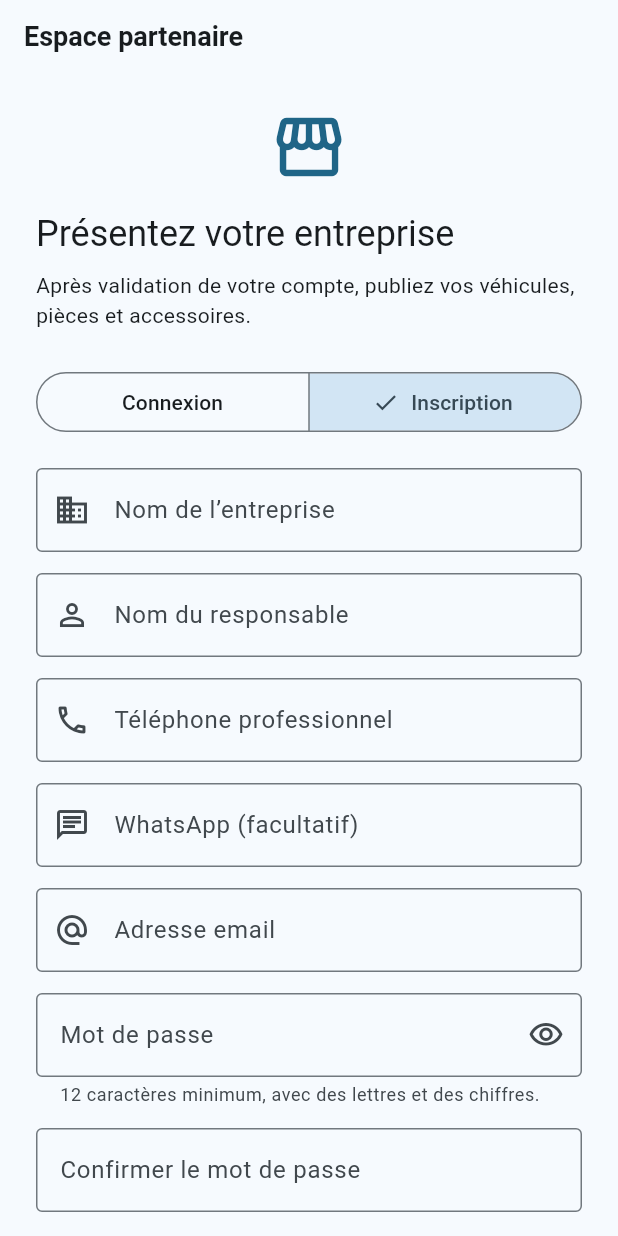
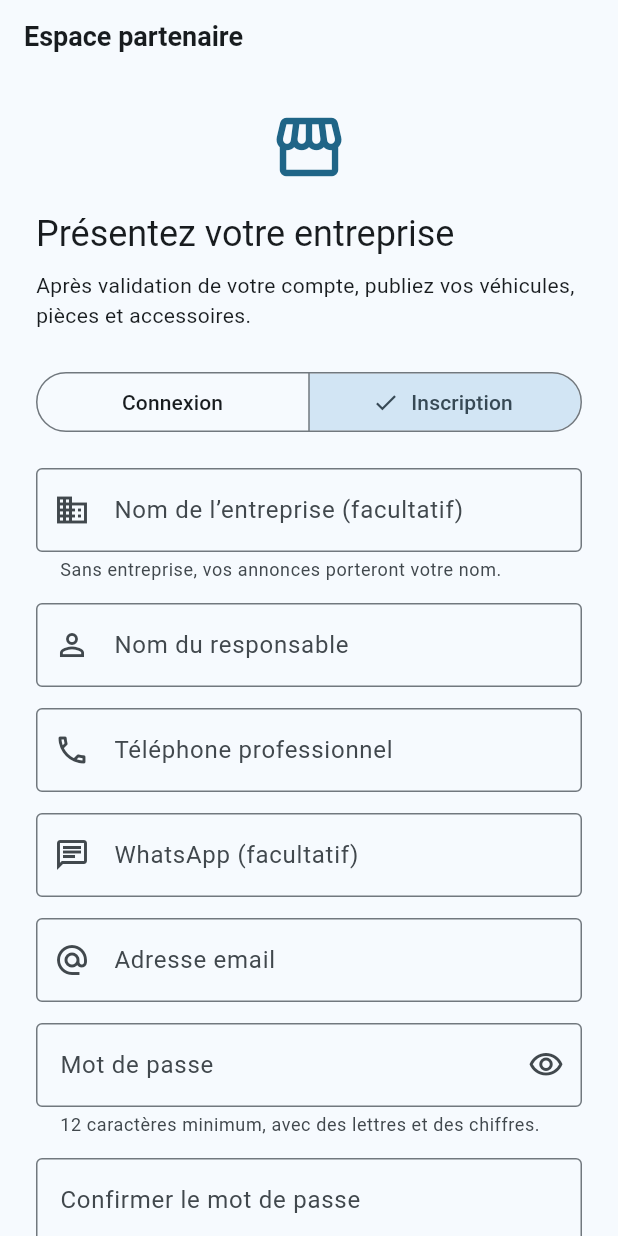
Before and after one commit to AchyOUATT/autoparc-mobile, a Flutter app: the PartnerAccountPage screen opened by its route, after a tap on "Se connecter", after a tap on "Inscription", on a phone screen of 412 x 824 dp. Run offline on Flutter 3.47's test engine with Material 3 defaults, Android fonts, the phone set to English and light mode, and no system bars; our stand-ins replace cached_network_image, dio, equatable, firebase_auth, firebase_core, firebase_messaging and 11 more; missing offline and left inert: image_picker_android, image_picker_platform_interface; accounts and stored records are empty; network calls fail; project files that could hold a hidden picture were left out.

Commit message:
Ne plus exiger le nom d'entreprise d'un partenaire
Le champ devient facultatif, et le formulaire ne l'envoie PAS quand il est
vide : « absent » et « vide » doivent arriver distinctement au serveur, une
chaine vide s'enregistrant comme un nom.

Un texte d'aide dit ce qui se passe alors — « Sans entreprise, vos annonces
porteront votre nom » — parce que c'est exactement ce que fait le serveur, qui
replie le nom public sur celui du responsable.

L'en-tete de l'espace partenaire se replie lui aussi, par `displayName` : un
titre vide ne dit rien a personne. Le profil prive, lui, continue de rendre
null, pour que le titulaire voie que le champ est vide plutot que son propre
nom recopie.

2 bancs de plus. Suite : 1838 bancs au vert, analyseur a 152.

Co-Authored-By: Claude Opus 5 <noreply@anthropic.com>

```diff
--- a/lib/features/partner_accounts/data/partner_repository.dart
+++ b/lib/features/partner_accounts/data/partner_repository.dart
@@ -27,6 +27,20 @@ class PartnerProfile {
   final Map<String, dynamic> user;
   final Map<String, dynamic> account;
   String get companyName => account['company_name']?.toString() ?? '';
+  String get contactName => account['contact_name']?.toString() ?? '';
+
+  /// Le nom à AFFICHER, qui n'est jamais vide.
+  ///
+  /// `company_name` est facultatif à l'inscription : un revendeur particulier
+  /// n'a pas de raison sociale. Le profil privé rend donc `null` — à dessein,
+  /// pour que le titulaire voie que le champ est vide plutôt que son propre
+  /// nom recopié. Mais un titre vide dans l'en-tête de l'espace partenaire ne
+  /// dit rien à personne, d'où ce repli, côté affichage seulement.
+  ///
+  /// La vitrine PUBLIQUE a le sien, côté serveur
+  /// (`PartnerListingPresentation::seller()`), parce que les téléphones déjà
+  /// installés lisent ce champ en `String` nu et ne peuvent pas se replier.
+  String get displayName => companyName.isNotEmpty ? companyName : contactName;
   String get status => account['status']?.toString() ?? 'pending';
   String? get reviewReason => account['review_reason']?.toString();
   bool get approved => status == 'approved';
--- a/lib/features/partner_accounts/presentation/partner_account_page.dart
+++ b/lib/features/partner_accounts/presentation/partner_account_page.dart
@@ -36,7 +36,12 @@ class _PartnerAccountPageState extends ConsumerState<PartnerAccountPage> {
     final notifier = ref.read(partnerSessionProvider.notifier);
     if (_register) {
       await notifier.register({
-        'company_name': _company.text.trim(), 'contact_name': _contact.text.trim(),
+        // Le champ vide ne part PAS comme nom : le serveur le refuserait en
+        // `max:160` sans broncher, mais il l’enregistrerait comme une chaîne
+        // vide si la couche de nettoyage du cadre venait à changer. « Absent »
+        // et « vide » doivent arriver distinctement.
+        if (_company.text.trim().isNotEmpty) 'company_name': _company.text.trim(),
+        'contact_name': _contact.text.trim(),
         'email': _email.text.trim(), 'phone': _phone.text.trim(),
         if (_whatsapp.text.trim().isNotEmpty) 'whatsapp': _whatsapp.text.trim(),
         'password': _password.text, 'password_confirmation': _confirmation.text,
@@ -85,7 +90,19 @@ class _PartnerAccountPageState extends ConsumerState<PartnerAccountPage> {
         selected: {_register}, onSelectionChanged: session.loading ? null : (value) => setState(() { _register = value.first; _form.currentState?.reset(); })),
       const SizedBox(height: 20),
       if (_register) ...[
-        _field(_company, 'Nom de l’entreprise', 'partner-company', icon: Icons.business_outlined),
+        // ── LE NOM D’ENTREPRISE EST FACULTATIF ──────────────────────────
+        //
+        // Le vendeur type ici est un particulier ou un petit revendeur sans
+        // raison sociale. L’exiger lui faisait inventer un nom, ou abandonner
+        // l’inscription — et la seconde perte est muette.
+        //
+        // Le nom affiché sur l’annonce se replie alors sur celui du
+        // responsable, côté SERVEUR
+        // (`PartnerListingPresentation::seller()`), parce que les téléphones
+        // déjà installés lisent ce champ en `String` nu.
+        _field(_company, 'Nom de l’entreprise (facultatif)', 'partner-company',
+            required: false, icon: Icons.business_outlined,
+            helper: 'Sans entreprise, vos annonces porteront votre nom.'),
         _field(_contact, 'Nom du responsable', 'partner-contact', icon: Icons.person_outline),
         _field(_phone, 'Téléphone professionnel', 'partner-phone', keyboard: TextInputType.phone, icon: Icons.phone_outlined),
         _field(_whatsapp, 'WhatsApp (facultatif)', 'partner-whatsapp', required: false, keyboard: TextInputType.phone, icon: Icons.chat_outlined),
@@ -119,10 +136,11 @@ class _PartnerAccountPageState extends ConsumerState<PartnerAccountPage> {
     ])),
   );
 
-  Widget _field(TextEditingController controller, String label, String key, {bool required = true, TextInputType? keyboard, IconData? icon, String? Function(String?)? validator}) =>
+  Widget _field(TextEditingController controller, String label, String key, {bool required = true, TextInputType? keyboard, IconData? icon, String? helper, String? Function(String?)? validator}) =>
     Padding(padding: const EdgeInsets.only(bottom: 14), child: TextFormField(key: Key(key), controller: controller, keyboardType: keyboard,
       textCapitalization: keyboard == null ? TextCapitalization.words : TextCapitalization.none,
-      decoration: InputDecoration(labelText: label, prefixIcon: icon == null ? null : Icon(icon), border: const OutlineInputBorder()),
+      decoration: InputDecoration(labelText: label, helperText: helper, helperMaxLines: 2,
+        prefixIcon: icon == null ? null : Icon(icon), border: const OutlineInputBorder()),
       validator: validator ?? (value) => required && (value?.trim().isEmpty ?? true) ? 'Ce champ est obligatoire.' : null));
 
   Widget _profile(BuildContext context, PartnerProfile profile, PartnerSession session) {
@@ -142,7 +160,7 @@ class _PartnerAccountPageState extends ConsumerState<PartnerAccountPage> {
           ? const Chip(avatar: Icon(Icons.sync, size: 18), label: Text('Statut à confirmer…'))
           : const Chip(avatar: Icon(Icons.verified_outlined, size: 18), label: Text('Compte approuvé'))),
         const SizedBox(height: 12),
-        Text(profile.companyName, style: Theme.of(context).textTheme.headlineSmall),
+        Text(profile.displayName, style: Theme.of(context).textTheme.headlineSmall),
         const SizedBox(height: 8),
         const Text('Créez une annonce, ajoutez vos photos puis publiez-la. Vos coordonnées accompagneront vos annonces.'),
         const SizedBox(height: 24),
@@ -171,7 +189,7 @@ class _PartnerAccountPageState extends ConsumerState<PartnerAccountPage> {
       const SizedBox(height: 24),
       Text(title, style: Theme.of(context).textTheme.headlineSmall, textAlign: TextAlign.center),
       const SizedBox(height: 12),
-      if (session.profile != null) Text(session.profile!.companyName, style: Theme.of(context).textTheme.titleMedium, textAlign: TextAlign.center),
+      if (session.profile != null) Text(session.profile!.displayName, style: Theme.of(context).textTheme.titleMedium, textAlign: TextAlign.center),
       const SizedBox(height: 12),
       Text(description, textAlign: TextAlign.center),
       if (reason?.isNotEmpty == true) Padding(padding: const EdgeInsets.only(top: 20), child: Card(child: Padding(padding: const EdgeInsets.all(16), child: Text('Motif : $reason')))),
```
Also changed, not shown: 1 other file.
